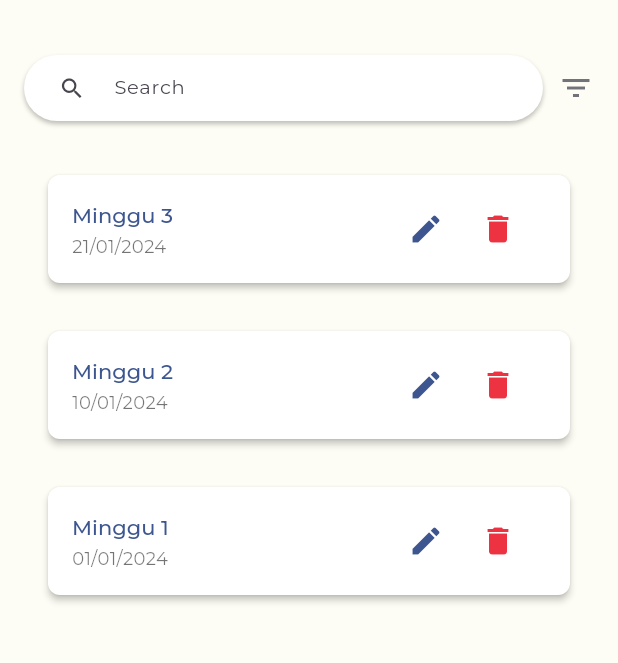
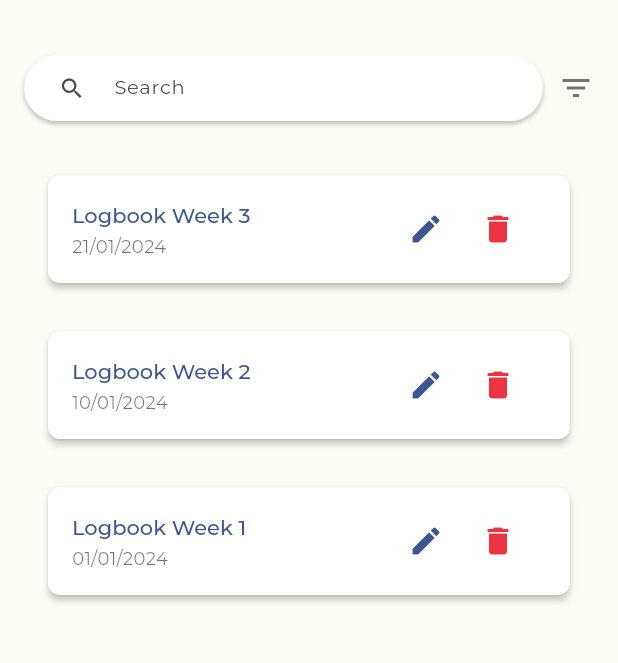
Before and after one commit to Kevin5621/Sitama, a Flutter app: the LogbookPage screen opened directly, on a phone screen of 412 x 824 dp, the part 83-746 px from its top. Run offline on Flutter 3.47's test engine with Material 3 defaults, Android fonts, the light colour scheme and no system bars; our stand-ins replace dartz, dio, flutter_bloc, flutter_svg, get_it, google_fonts and 2 more; accounts and stored records are empty.

Commit message:
update edit logbook card

```diff
--- a/lib/domain/entities/logbook.dart
+++ b/lib/domain/entities/logbook.dart
@@ -1,29 +1,31 @@
 class LogbookItem {
   final String id;
   final int weekNumber;
-  final DateTime date;  // Ubah String menjadi DateTime
+  final DateTime date;
   final String description;
   final bool isExpanded;
 
   LogbookItem({
     required this.id,
     required this.weekNumber,
-    required this.date,  // Ubah di sini juga
+    required this.date,
     required this.description,
     this.isExpanded = false,
   });
 
+  String get title => 'Logbook Week $weekNumber';
+
   LogbookItem copyWith({
     String? id,
     int? weekNumber,
-    DateTime? date,  // Ubah tipe di sini juga
+    DateTime? date,
     String? description,
     bool? isExpanded,
   }) {
     return LogbookItem(
       id: id ?? this.id,
       weekNumber: weekNumber ?? this.weekNumber,
-      date: date ?? this.date,  // Pastikan tipe sesuai
+      date: date ?? this.date,
       description: description ?? this.description,
       isExpanded: isExpanded ?? this.isExpanded,
     );
--- a/lib/presentation/widgets/guidance/logbook_card.dart
+++ b/lib/presentation/widgets/guidance/logbook_card.dart
@@ -31,11 +31,11 @@ class LogbookCard extends StatelessWidget {
           children: [
             ListTile(
               title: Text(
-                'Minggu ${logbook.weekNumber}',
+                logbook.title,
                 style: theme.textTheme.headlineSmall,
               ),
               subtitle: Text(
-                DateFormat('dd/MM/yyyy').format(logbook.date as DateTime),
+                DateFormat('dd/MM/yyyy').format(logbook.date),
                 style: theme.textTheme.bodyMedium,
               ),
               trailing: Row(
@@ -52,6 +52,7 @@ class LogbookCard extends StatelessWidget {
                 ],
               ),
             ),
+
             if (logbook.isExpanded)
               Padding(
                 padding: const EdgeInsets.all(16.0),
--- a/lib/presentation/widgets/guidance/logbook_item.dart
+++ b/lib/presentation/widgets/guidance/logbook_item.dart
@@ -1,15 +1,35 @@
 class LogbookItem {
   final String id;
-  final String title;
+  final int weekNumber;
+  final DateTime date;
+  final String title;  // Tambahkan kembali title
   final String description;
-  final DateTime date;
-  final int weekNumber;
+  final bool isExpanded;
 
   LogbookItem({
     required this.id,
-    required this.title,
+    required this.weekNumber,
+    required this.date,
+    required this.title,  // Jangan lupa tambahkan ini
     required this.description,
-    required this.date,
-    required this.weekNumber,
+    this.isExpanded = false,
   });
+
+  LogbookItem copyWith({
+    String? id,
+    int? weekNumber,
+    DateTime? date,
+    String? title,
+    String? description,
+    bool? isExpanded,
+  }) {
+    return LogbookItem(
+      id: id ?? this.id,
+      weekNumber: weekNumber ?? this.weekNumber,
+      date: date ?? this.date,
+      title: title ?? this.title,  // Jangan lupa tambahkan ini
+      description: description ?? this.description,
+      isExpanded: isExpanded ?? this.isExpanded,
+    );
+  }
 }
```
